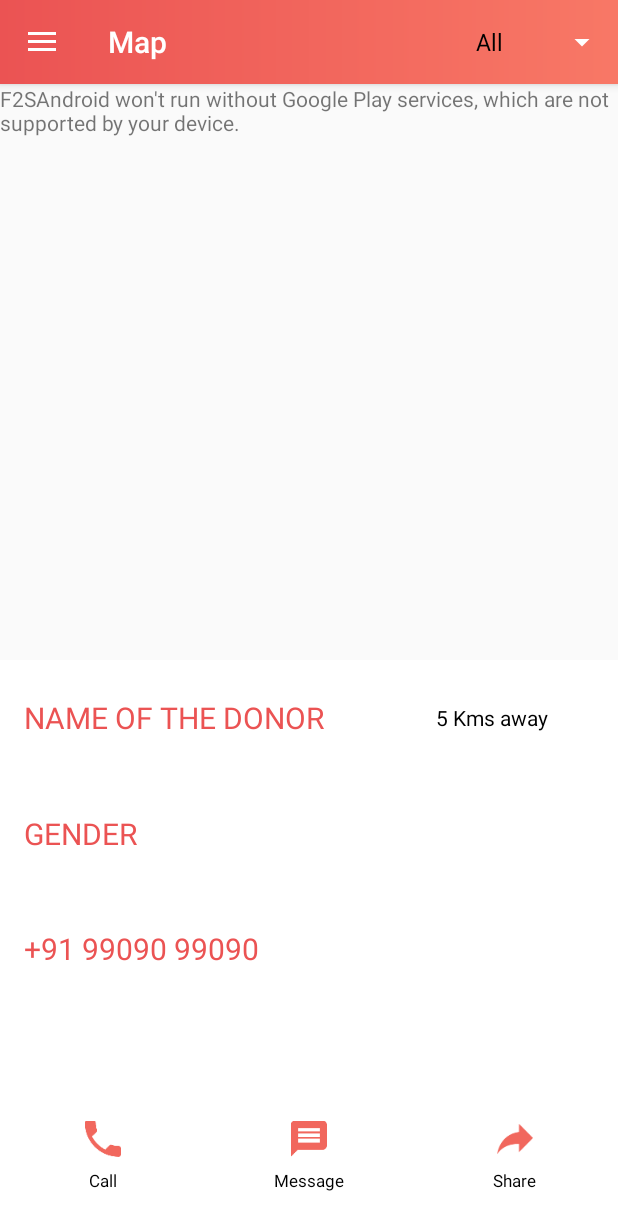
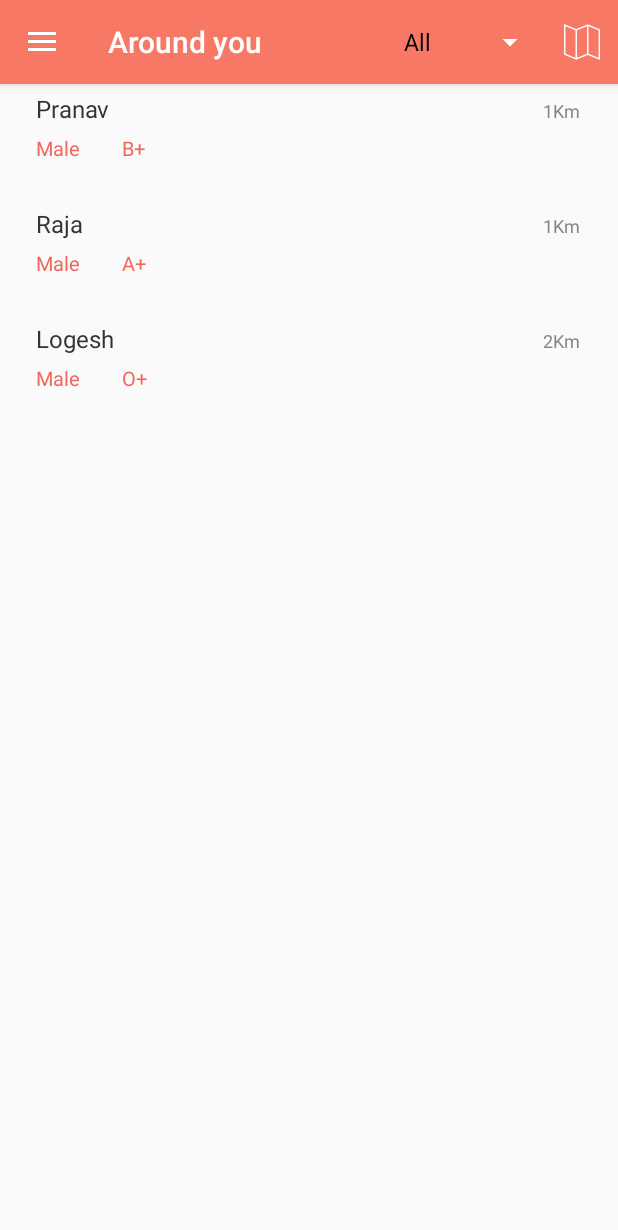
Before and after one commit to Pranavsrivardan/f2smap, an Android app: the screen it shows after launch (MapActivity before the commit, ListActivity after it), on a phone screen of 412 x 824 dp. Shown: the top 1230 px of the screen. Run offline under Robolectric (Android 15) with nearby library versions, the phone set to English and light mode, and no system bars.

```diff
--- a/app/src/main/AndroidManifest.xml
+++ b/app/src/main/AndroidManifest.xml
@@ -8,7 +8,7 @@
          location permissions for the 'MyLocation' functionality.
     -->
     <uses-permission android:name="android.permission.ACCESS_FINE_LOCATION" />
-    <uses-permission android:name="android.permission.INTERNET"/>
+    <uses-permission android:name="android.permission.INTERNET" />
 
     <application
         android:allowBackup="true"
@@ -40,6 +40,10 @@
                 <category android:name="android.intent.category.LAUNCHER" />
             </intent-filter>
         </activity>
+        <activity
+            android:name=".ListActivity"
+            android:label="@string/title_activity_list"
+            android:theme="@style/AppTheme.NoActionBar"></activity>
     </application>
 
 </manifest>
--- /dev/null
+++ b/app/src/main/java/com/pranav/pranav/f2sandroid/BloodList.java
@@ -0,0 +1,19 @@
+package com.pranav.pranav.f2sandroid;
+
+/**
+ * Created by Pranav on 5/25/2017.
+ */
+
+public class BloodList {
+    public String name;
+    public String distance;
+    public String gender;
+    public String bloodgrp;
+    BloodList(String name1,String name2,String name3,String name4){
+        this.name=name1;
+        this.distance=name2;
+        this.gender=name3;
+        this.bloodgrp=name4;
+    }
+
+}
--- /dev/null
+++ b/app/src/main/java/com/pranav/pranav/f2sandroid/ListActivity.java
@@ -0,0 +1,106 @@
+package com.pranav.pranav.f2sandroid;
+
+import android.os.Bundle;
+import android.support.design.widget.NavigationView;
+import android.support.v4.view.GravityCompat;
+import android.support.v4.view.MenuItemCompat;
+import android.support.v4.widget.DrawerLayout;
+import android.support.v7.app.ActionBarDrawerToggle;
+import android.support.v7.app.AppCompatActivity;
+import android.support.v7.widget.Toolbar;
+import android.view.Menu;
+import android.view.MenuItem;
+import android.widget.ArrayAdapter;
+import android.widget.ListView;
+import android.widget.Spinner;
+
+import java.util.ArrayList;
+import java.util.List;
+
+public class ListActivity extends AppCompatActivity implements NavigationView.OnNavigationItemSelectedListener {
+    ListView listview;
+    List<BloodList> devices;
+    @Override
+    protected void onCreate(Bundle savedInstanceState) {
+        super.onCreate(savedInstanceState);
+        setContentView(R.layout.activity_list);
+        Toolbar toolbar = (Toolbar) findViewById(R.id.toolbar);
+        setSupportActionBar(toolbar);
+        devices=new ArrayList<BloodList>(1);
+        listview=(ListView)findViewById(R.id.list);
+        devices.add(new BloodList("Pranav","1Km","Male","B+"));
+        devices.add(new BloodList("Raja","1Km","Male","A+"));
+        devices.add(new BloodList("Logesh","2Km","Male","O+"));
+        ListViewAdapter bloodList= new ListViewAdapter(devices);
+        listview.setAdapter(bloodList);
+        DrawerLayout drawer = (DrawerLayout) findViewById(R.id.drawer_layout);
+        ActionBarDrawerToggle toggle = new ActionBarDrawerToggle(
+                this, drawer, toolbar, R.string.navigation_drawer_open, R.string.navigation_drawer_close);
+        drawer.setDrawerListener(toggle);
+        toggle.syncState();
+
+        NavigationView navigationView = (NavigationView) findViewById(R.id.nav_view);
+        navigationView.setNavigationItemSelectedListener(this);
+
+    }
+    @Override
+    public void onBackPressed() {
+
+        DrawerLayout drawer = (DrawerLayout) findViewById(R.id.drawer_layout);
+        if (drawer.isDrawerOpen(GravityCompat.START)){
+            drawer.closeDrawer(GravityCompat.START);
+
+        } else {
+            super.onBackPressed();
+        }
+    }
+
+
+
+    @Override
+    public boolean onCreateOptionsMenu(Menu menu) {
+        // Inflate the menu; this adds items to the action bar if it is present.
+        getMenuInflater().inflate(R.menu.map, menu);
+        //getMenuInflater().inflate(R.menu.android_action_bar_spinner_menu, menu);
+
+        MenuItem item = menu.findItem(R.id.action_image);
+        Spinner spinner = (Spinner) MenuItemCompat.getActionView(item);
+        ArrayList cat=new ArrayList();
+        cat.add("All");
+        cat.add("A+");
+        cat.add("B+");
+        cat.add("AB+");
+        cat.add("O+");
+        cat.add("O-");
+        cat.add("A2B+");
+        ArrayAdapter spinnerArrayAdapter = new ArrayAdapter(this,
+                android.R.layout.simple_spinner_dropdown_item,
+                cat);
+        spinner.setAdapter(spinnerArrayAdapter);
+        return true;
+    }
+
+    @Override
+    public boolean onOptionsItemSelected(MenuItem item) {
+        // Handle action bar item clicks here. The action bar will
+        // automatically handle clicks on the Home/Up button, so long
+        // as you specify a parent activity in AndroidManifest.xml.
+        int id = item.getItemId();
+
+        //noinspection SimplifiableIfStatement
+        if (id == R.id.action_image) {
+            return true;
+        }
+
+        return super.onOptionsItemSelected(item);
+    }
+    public boolean onNavigationItemSelected(MenuItem item) {
+        // Handle navigation view item clicks here.
+        int id = item.getItemId();
+
+        DrawerLayout drawer = (DrawerLayout) findViewById(R.id.drawer_layout);
+        drawer.closeDrawer(GravityCompat.START);
+        return true;
+    }
+
+}
--- /dev/null
+++ b/app/src/main/java/com/pranav/pranav/f2sandroid/ListViewAdapter.java
@@ -0,0 +1,101 @@
+package com.pranav.pranav.f2sandroid;
+
+import android.database.DataSetObserver;
+import android.view.LayoutInflater;
+import android.view.View;
+import android.view.ViewGroup;
+import android.widget.ListAdapter;
+import android.widget.TextView;
+
+import java.util.List;
+
+/**
+ * Created by Pranav on 5/25/2017.
+ */
+
+public class ListViewAdapter implements ListAdapter {
+    private List<BloodList> data;
+
+    public ListViewAdapter(List<BloodList> devices) {
+
+        this.data=devices;
+    }
+
+
+
+    @Override
+    public void registerDataSetObserver(DataSetObserver observer) {
+
+    }
+
+    @Override
+    public void unregisterDataSetObserver(DataSetObserver observer) {
+
+    }
+
+    @Override
+    public int getCount() {
+        return data.size();
+    }
+
+    @Override
+    public Object getItem(int position) {
+        return null;
+    }
+
+    @Override
+    public long getItemId(int position) {
+        return 0;
+    }
+
+    @Override
+    public boolean hasStableIds() {
+        return false;
+    }
+
+    public View getView(int position, View view, ViewGroup parent) {
+        if(view==null) {
+            //Only creates new view when recycling isn't possible
+            LayoutInflater inflater = LayoutInflater.from(parent.getContext());
+            view=inflater.inflate(R.layout.listitem,parent, false);
+        }
+
+        BloodList thisBL=data.get(position);
+        TextView name = (TextView) view.findViewById(R.id.name);
+        name.setText(thisBL.name);
+
+        TextView distance = (TextView) view.findViewById(R.id.distance);
+        distance.setText(thisBL.distance);
+        TextView gender = (TextView) view.findViewById(R.id.gender);
+        gender.setText(thisBL.gender);
+        TextView bloodgrp  = (TextView) view.findViewById(R.id.bloodgrp);
+        bloodgrp.setText(thisBL.bloodgrp);
+
+        return view;
+    }
+
+    @Override
+    public int getItemViewType(int position) {
+        return 0;
+    }
+
+    @Override
+    public int getViewTypeCount() {
+        return 4;
+    }
+
+    @Override
+    public boolean isEmpty() {
+        return false;
+    }
+
+    @Override
+    public boolean areAllItemsEnabled() {
+        return false;
+    }
+
+    @Override
+    public boolean isEnabled(int position) {
+        return false;
+    }
+}
--- a/app/src/main/java/com/pranav/pranav/f2sandroid/MapActivity.java
+++ b/app/src/main/java/com/pranav/pranav/f2sandroid/MapActivity.java
@@ -1,5 +1,6 @@
 package com.pranav.pranav.f2sandroid;
 
+import android.content.Intent;
 import android.os.Bundle;
 import android.support.design.widget.NavigationView;
 import android.support.v4.view.GravityCompat;
@@ -135,6 +136,8 @@ public class MapActivity extends AppCompatActivity
         //getMenuInflater().inflate(R.menu.android_action_bar_spinner_menu, menu);
 
         MenuItem item = menu.findItem(R.id.action_image);
+        Intent i=new Intent(getApplicationContext(),ListActivity.class);
+        startActivity(i);
         Spinner spinner = (Spinner) MenuItemCompat.getActionView(item);
         ArrayList cat=new ArrayList();
         cat.add("All");
--- /dev/null
+++ b/app/src/main/res/layout/activity_list.xml
@@ -0,0 +1,110 @@
+<?xml version="1.0" encoding="utf-8"?>
+<android.support.design.widget.CoordinatorLayout xmlns:android="http://schemas.android.com/apk/res/android"
+    xmlns:app="http://schemas.android.com/apk/res-auto"
+    xmlns:tools="http://schemas.android.com/tools"
+    android:layout_width="match_parent"
+    android:layout_height="match_parent"
+    tools:context="com.pranav.pranav.f2sandroid.ListActivity">
+
+
+
+
+    <android.support.v4.widget.DrawerLayout
+        android:id="@+id/drawer_layout"
+        android:layout_width="match_parent"
+        android:layout_height="match_parent"
+        android:fitsSystemWindows="true"
+        tools:openDrawer="start">
+        <include layout="@layout/content_list" />
+
+
+        <android.support.design.widget.NavigationView
+            android:id="@+id/nav_view"
+            android:layout_width="wrap_content"
+            android:layout_height="match_parent"
+            android:layout_gravity="start"
+            android:fitsSystemWindows="true"
+            app:headerLayout="@layout/nav_header_map"
+            >
+            <LinearLayout
+                android:layout_width="match_parent"
+                android:layout_height="match_parent"
+                android:layout_marginTop="@dimen/nav_header_height"
+                android:orientation="vertical"
+                >
+                <LinearLayout
+                    android:layout_width="match_parent"
+                    android:layout_height="wrap_content"
+                    android:orientation="horizontal"
+                    android:paddingTop="15dp"
+                    android:weightSum="3.2">
+                    <ImageView
+                        android:layout_width="match_parent"
+                        android:layout_height="wrap_content"
+                        android:src="@drawable/shape"
+                        android:layout_weight="1.2"/>
+                    <TextView
+                        android:layout_width="match_parent"
+                        android:layout_height="wrap_content"
+                        android:text="Notifications"
+                        android:textColor="@color/grey"
+                        android:textSize="14sp"
+                        android:paddingLeft="10dp"
+                        android:gravity="center_vertical"
+                        android:layout_gravity="center_vertical"
+                        android:layout_weight="1"/>
+
+                    <LinearLayout
+                        android:layout_width="match_parent"
+                        android:layout_height="wrap_content"
+                        android:layout_weight="1">
+                        <android.support.v7.widget.SwitchCompat
+                            android:id="@+id/compatSwitch"
+                            android:layout_weight="1"
+                            android:paddingRight="10dp"
+                            android:layout_width="wrap_content"
+                            android:layout_height="wrap_content"/>
+                    </LinearLayout>
+
+
+                </LinearLayout>
+                <LinearLayout
+                    android:layout_width="match_parent"
+                    android:layout_height="wrap_content"
+                    android:orientation="horizontal"
+                    android:paddingTop="15dp"
+                    android:weightSum="3.2">
+                    <ImageView
+                        android:layout_width="match_parent"
+                        android:layout_height="wrap_content"
+                        android:src="@drawable/location"
+                        android:layout_weight="1.2"/>
+                    <TextView
+                        android:layout_width="match_parent"
+                        android:layout_height="wrap_content"
+                        android:text="Live Tracking"
+                        android:textColor="@color/grey"
+                        android:textSize="14sp"
+                        android:gravity="center_vertical"
+                        android:paddingLeft="10dp"
+                        android:layout_gravity="center_vertical"
+                        android:layout_weight="1"/>
+                    <LinearLayout
+                        android:layout_width="match_parent"
+                        android:layout_height="wrap_content"
+                        android:layout_weight="1">
+                        <android.support.v7.widget.SwitchCompat
+                            android:layout_width="wrap_content"
+                            android:layout_height="wrap_content"
+                            android:layout_weight="1"
+                            android:paddingRight="10dp"
+                            />
+                    </LinearLayout>
+
+                </LinearLayout>
+            </LinearLayout>
+        </android.support.design.widget.NavigationView>
+
+    </android.support.v4.widget.DrawerLayout>
+
+</android.support.design.widget.CoordinatorLayout>
--- /dev/null
+++ b/app/src/main/res/layout/content_list.xml
@@ -0,0 +1,40 @@
+<?xml version="1.0" encoding="utf-8"?>
+<LinearLayout
+    xmlns:android="http://schemas.android.com/apk/res/android"
+    xmlns:app="http://schemas.android.com/apk/res-auto"
+    xmlns:tools="http://schemas.android.com/tools"
+     android:layout_height="match_parent"
+    android:layout_width="match_parent"
+    android:orientation="vertical">
+    <android.support.design.widget.AppBarLayout
+        android:layout_width="match_parent"
+        android:layout_height="wrap_content"
+        android:theme="@style/AppTheme.AppBarOverlay">
+
+        <android.support.v7.widget.Toolbar
+            android:id="@+id/toolbar"
+            android:layout_width="match_parent"
+            android:layout_height="?attr/actionBarSize"
+            android:background="?attr/colorPrimary"
+            app:popupTheme="@style/AppTheme.PopupOverlay" />
+
+    </android.support.design.widget.AppBarLayout>
+
+    <LinearLayout
+        android:layout_width="match_parent"
+        android:layout_height="match_parent"
+        app:layout_behavior="@string/appbar_scrolling_view_behavior"
+        tools:context="com.pranav.pranav.f2sandroid.ListActivity"
+        tools:showIn="@layout/activity_list">
+        <ListView
+            android:layout_width="match_parent"
+            android:layout_height="wrap_content"
+            android:id="@+id/list"
+            android:paddingLeft="16dp"
+            android:paddingRight="16dp"
+            >
+
+        </ListView>
+    </LinearLayout>
+
+</LinearLayout>
--- /dev/null
+++ b/app/src/main/res/layout/listitem.xml
@@ -0,0 +1,62 @@
+<?xml version="1.0" encoding="utf-8"?>
+<LinearLayout xmlns:android="http://schemas.android.com/apk/res/android"
+    android:orientation="vertical"
+    android:layout_width="match_parent"
+    android:layout_height="75dp"
+    android:weightSum="3">
+    <LinearLayout
+        android:layout_width="match_parent"
+        android:layout_height="wrap_content"
+        android:orientation="horizontal"
+        android:paddingTop="5dp"
+        android:weightSum="1">
+    <TextView
+        android:layout_width="match_parent"
+        android:layout_height="wrap_content"
+        android:text="Seekar Name"
+        android:id="@+id/name"
+        android:textColor="#343434"
+        android:textSize="16sp"
+        android:layout_weight="0.5"
+        android:paddingLeft="8dp"
+        />
+        <TextView
+            android:layout_width="match_parent"
+            android:layout_height="wrap_content"
+            android:text="1Km"
+            android:textColor="#858585"
+            android:textSize="12sp"
+            android:id="@+id/distance"
+            android:gravity="end"
+            android:paddingRight="10dp"
+            android:layout_weight="0.5"/>
+    </LinearLayout>
+    <LinearLayout
+        android:layout_width="match_parent"
+        android:layout_height="wrap_content"
+        android:orientation="horizontal"
+        android:paddingTop="6dp"
+        android:weightSum="1">
+        <TextView
+            android:layout_width="match_parent"
+            android:layout_height="wrap_content"
+            android:text="Male"
+            android:id="@+id/gender"
+            android:textSize="13sp"
+            android:textColor="@color/coral"
+            android:layout_weight="0.85"
+            android:paddingLeft="8dp"
+            />
+        <TextView
+            android:layout_width="match_parent"
+            android:layout_height="wrap_content"
+            android:id="@+id/bloodgrp"
+            android:text="A2B+"
+            android:textSize="13sp"
+            android:textColor="@color/coral"
+            android:paddingLeft="8dp"
+            android:layout_weight="0.5"/>
+    </LinearLayout>
+
+
+</LinearLayout>
--- a/app/src/main/res/menu/map.xml
+++ b/app/src/main/res/menu/map.xml
@@ -1,6 +1,7 @@
 <?xml version="1.0" encoding="utf-8"?>
 <menu xmlns:android="http://schemas.android.com/apk/res/android"
     xmlns:app="http://schemas.android.com/apk/res-auto">
+
 
     <item
         android:id="@+id/action_image"
@@ -10,6 +11,13 @@
         android:icon="@drawable/down1"
         app:showAsAction="always"
         />
+    <item
+        android:id="@+id/map"
+        android:icon="@drawable/map_icon"
+        android:orderInCategory="100"
+        android:title="all"
+        app:showAsAction="always"
+        />
 
 
 
--- a/app/src/main/res/values/colors.xml
+++ b/app/src/main/res/values/colors.xml
@@ -3,5 +3,6 @@
     <color name="colorPrimaryDark">#eb5353</color>
     <color name="colorPrimary">#f87866</color>
     <color name="colorAccent">#eb5353</color>
+    <color name="coral">#f1675d</color>
     <color name="grey">#4a4a4a</color>
 </resources>
--- a/app/src/main/res/values/strings.xml
+++ b/app/src/main/res/values/strings.xml
@@ -16,4 +16,5 @@
         <item>A2B+</item>
     </string-array>
     <string name="action_settings">Settings</string>
+    <string name="title_activity_list">Around you</string>
 </resources>
```
Also changed, not shown: app/src/main/res/drawable-hdpi/map_icon.png (added), app/src/main/res/drawable-mdpi/map_icon.png (added), app/src/main/res/drawable-xhdpi/map_icon.png (added), app/src/main/res/drawable-xxhdpi/map_icon.png (added), app/src/main/res/drawable-xxxhdpi/map_icon.png (added). Lines whose indentation alone changed are shown as unchanged.
